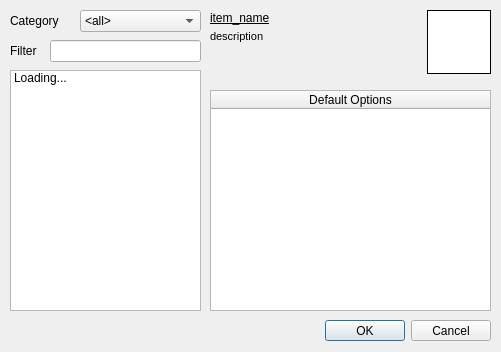
Before: the Qt Designer form starcheat/templates/ItemBrowser.ui in wizzomafizzo/starcheat, drawn with Qt 5.
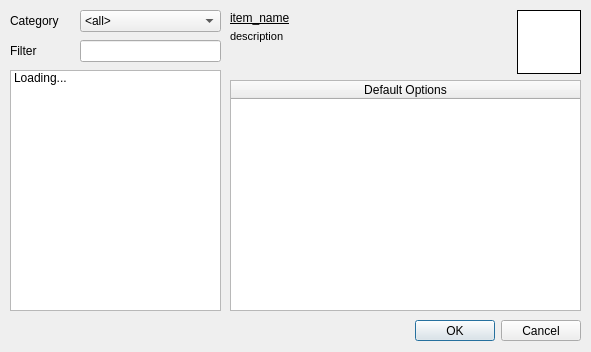
After: the same form once the commit is applied.

Patch:
```diff
--- a/starcheat/templates/ItemBrowser.ui
+++ b/starcheat/templates/ItemBrowser.ui
@@ -6,7 +6,7 @@
    <rect>
     <x>0</x>
     <y>0</y>
-    <width>501</width>
+    <width>591</width>
     <height>352</height>
    </rect>
   </property>
@@ -16,7 +16,7 @@
   <widget class="QDialogButtonBox" name="buttonBox">
    <property name="geometry">
     <rect>
-     <x>150</x>
+     <x>240</x>
      <y>320</y>
      <width>341</width>
      <height>21</height>
@@ -34,7 +34,7 @@
     <rect>
      <x>80</x>
      <y>10</y>
-     <width>121</width>
+     <width>141</width>
      <height>22</height>
     </rect>
    </property>
@@ -49,7 +49,7 @@
     <rect>
      <x>10</x>
      <y>70</y>
-     <width>191</width>
+     <width>211</width>
      <height>241</height>
     </rect>
    </property>
@@ -78,10 +78,10 @@
   <widget class="QTableWidget" name="info">
    <property name="geometry">
     <rect>
-     <x>210</x>
-     <y>90</y>
-     <width>281</width>
-     <height>221</height>
+     <x>230</x>
+     <y>80</y>
+     <width>351</width>
+     <height>231</height>
     </rect>
    </property>
    <property name="editTriggers">
@@ -97,7 +97,7 @@
     <enum>QAbstractItemView::SelectRows</enum>
    </property>
    <property name="wordWrap">
-    <bool>false</bool>
+    <bool>true</bool>
    </property>
    <property name="cornerButtonEnabled">
     <bool>false</bool>
@@ -111,6 +111,9 @@
    <attribute name="verticalHeaderVisible">
     <bool>false</bool>
    </attribute>
+   <attribute name="verticalHeaderDefaultSectionSize">
+    <number>40</number>
+   </attribute>
    <column>
     <property name="text">
      <string>Default Options</string>
@@ -120,9 +123,9 @@
   <widget class="QLabel" name="item_name">
    <property name="geometry">
     <rect>
-     <x>210</x>
+     <x>230</x>
      <y>10</y>
-     <width>211</width>
+     <width>281</width>
      <height>16</height>
     </rect>
    </property>
@@ -138,9 +141,9 @@
   <widget class="QLabel" name="short_desc">
    <property name="geometry">
     <rect>
-     <x>210</x>
+     <x>230</x>
      <y>30</y>
-     <width>211</width>
+     <width>281</width>
      <height>51</height>
     </rect>
    </property>
@@ -175,9 +178,9 @@
   <widget class="QLineEdit" name="filter">
    <property name="geometry">
     <rect>
-     <x>50</x>
+     <x>80</x>
      <y>40</y>
-     <width>151</width>
+     <width>141</width>
      <height>22</height>
     </rect>
    </property>
@@ -191,7 +194,7 @@
   <widget class="QLabel" name="item_icon">
    <property name="geometry">
     <rect>
-     <x>427</x>
+     <x>517</x>
      <y>10</y>
      <width>64</width>
      <height>64</height>
```
Left out of the diff: 3 changed lines with no effect on the pictures.
